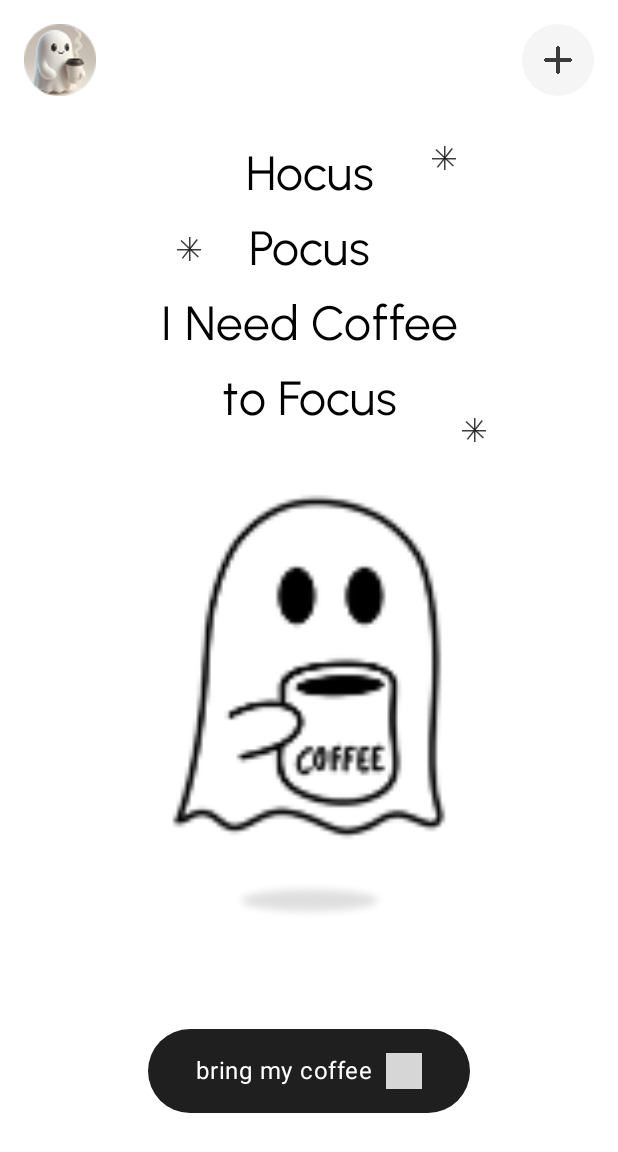
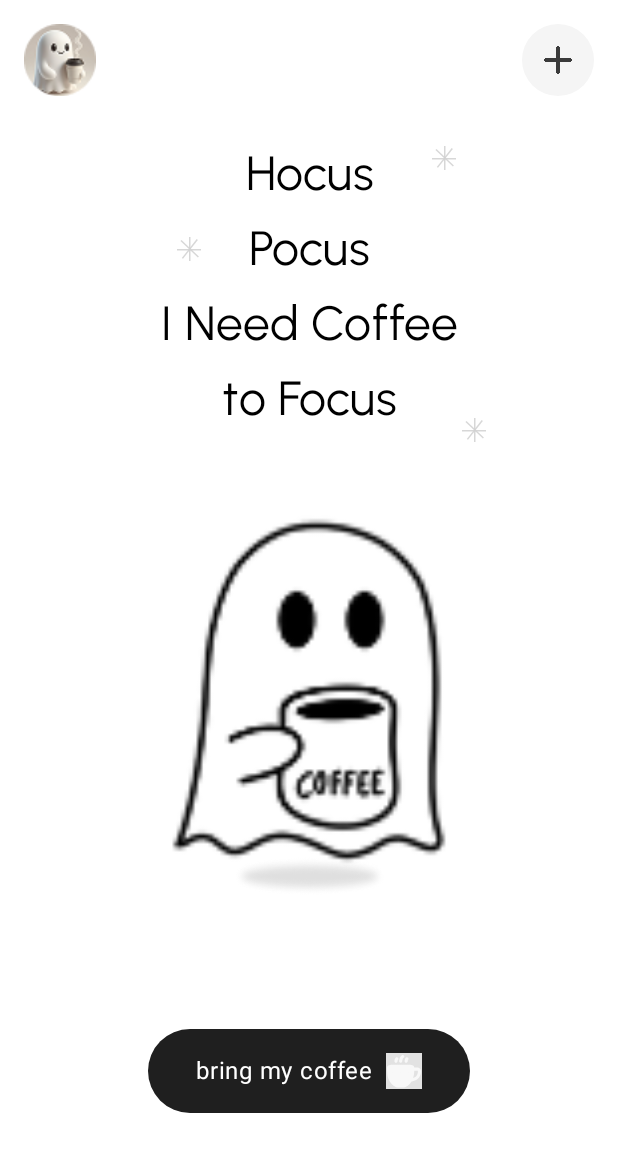
Before and after one commit to Arzo-zi/Caffeine, an Android app built with Jetpack Compose: the OnboardingScreen screen opened through its navigation route, after a tap on "Painter Icon", on a phone screen of 412 x 824 dp. Shown: the top 1152 px of the screen. Run offline under Robolectric (Android 15) with nearby library versions, the phone set to English and light mode, and no system bars; 1 other tap on this screen came first; grey boxes are pictures that could not be loaded.

Commit message:
feat: update OnboardingScreen to include navigation callback and improve UI elements

```diff
--- a/app/src/main/java/com/example/caffeine/presentation/screen/OnboardingScreen.kt
+++ b/app/src/main/java/com/example/caffeine/presentation/screen/OnboardingScreen.kt
@@ -9,14 +9,11 @@ import androidx.compose.foundation.background
 import androidx.compose.foundation.layout.Arrangement
 import androidx.compose.foundation.layout.Box
 import androidx.compose.foundation.layout.Column
-import androidx.compose.foundation.layout.WindowInsets
-import androidx.compose.foundation.layout.asPaddingValues
 import androidx.compose.foundation.layout.fillMaxSize
 import androidx.compose.foundation.layout.fillMaxWidth
 import androidx.compose.foundation.layout.offset
 import androidx.compose.foundation.layout.padding
 import androidx.compose.foundation.layout.size
-import androidx.compose.foundation.layout.statusBars
 import androidx.compose.foundation.layout.systemBarsPadding
 import androidx.compose.foundation.lazy.LazyColumn
 import androidx.compose.material3.Icon
@@ -37,7 +34,6 @@ import androidx.compose.ui.text.TextStyle
 import androidx.compose.ui.text.font.Font
 import androidx.compose.ui.text.font.FontFamily
 import androidx.compose.ui.text.style.TextAlign
-import androidx.compose.ui.tooling.preview.Preview
 import androidx.compose.ui.unit.dp
 import androidx.compose.ui.unit.sp
 import com.example.caffeine.R
@@ -47,11 +43,14 @@ import com.example.caffeine.ui.theme.DarkSurface
 import kotlinx.coroutines.delay
 
 @Composable
-fun OnboardingScreen(modifier: Modifier = Modifier) {
+fun OnboardingScreen(
+    modifier: Modifier = Modifier,
+    onNavigationToChooseCoffee: () -> Unit
+) {
     Box(
         modifier = modifier
-            .fillMaxSize()
-            .padding(WindowInsets.statusBars.asPaddingValues()),
+            .fillMaxSize(),
+//            .padding(WindowInsets.statusBars.asPaddingValues()),
         contentAlignment = Alignment.Center
     ) {
         LazyColumn(
@@ -76,9 +75,9 @@ fun OnboardingScreen(modifier: Modifier = Modifier) {
         }
         FloatingActionButton(
             text = "bring my coffee",
-//            TODO
-            icon = painterResource(id = R.drawable.coffee),
-            onClick = {},
+            icon = painterResource(id = R.drawable.ic_coffee),
+            onClick = {
+                onNavigationToChooseCoffee()            },
             modifier = Modifier.padding(top = 654.dp, bottom = 50.dp)
         )
     }
@@ -197,9 +196,3 @@ private fun StarIcon(
 
     )
 }
-
-@Preview
-@Composable
-private fun OnboardingScreenPreview() {
-    OnboardingScreen()
-}
```
